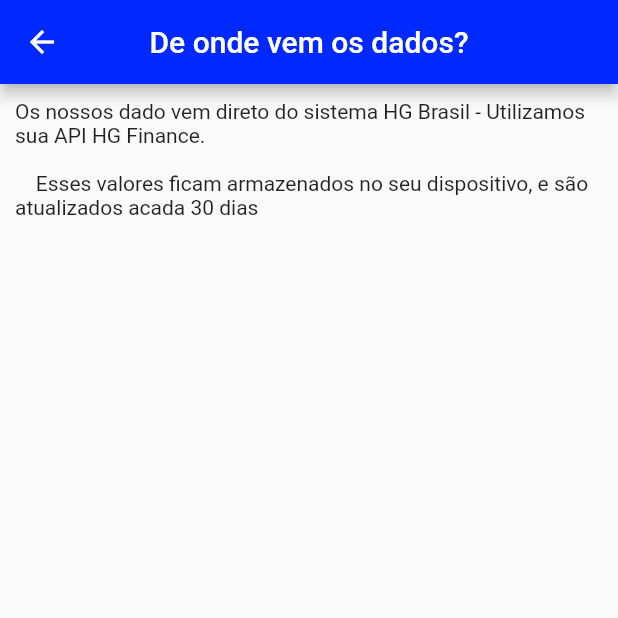
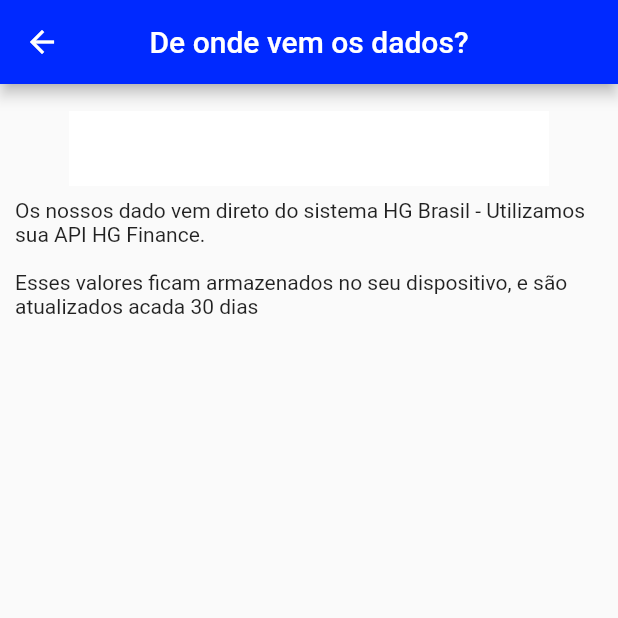
Before and after one commit to Althierfson/aVistaOuPrazo, a Flutter app: the OndeVemOsDados screen opened directly, on a phone screen of 412 x 824 dp, the top half of it. Run offline on Flutter 3.47's test engine with Material 2 defaults, Android fonts, the phone set to English and light mode, and no system bars; drawn by our look-alikes of google_mobile_ads; our stand-ins replace bloc, dartz, decimal, equatable, flutter_bloc, get_it and 2 more; missing offline and left inert: data_connection_checker_tv; accounts and stored records are empty; network calls fail.

Commit message:
admob configurado

```diff
--- a/lib/core/util/admob/banner_ad_admob.dart
+++ b/lib/core/util/admob/banner_ad_admob.dart
@@ -1,6 +1,4 @@
 import 'package:flutter/material.dart';
-import 'package:flutter/src/widgets/framework.dart';
-import 'package:flutter/src/widgets/placeholder.dart';
 import 'package:google_mobile_ads/google_mobile_ads.dart';
 
 class BannerAdAdMob extends StatefulWidget {
@@ -28,11 +26,15 @@ class _BannerAdAdMobState extends State<BannerAdAdMob> {
 
   @override
   Widget build(BuildContext context) {
-    return Container(
-      alignment: Alignment.center,
-      width: bannerAd.size.width.toDouble(),
-      height: bannerAd.size.height.toDouble(),
-      child: adWidget,
+    return Padding(
+      padding: const EdgeInsets.all(8.0),
+      child: Container(
+        color: Colors.white,
+        alignment: Alignment.center,
+        width: bannerAd.size.width.toDouble(),
+        height: bannerAd.size.height.toDouble(),
+        child: adWidget,
+      ),
     );
   }
 }
--- a/lib/features/vistaOuPrazo/presentation/pages/onde_vem_os_dados.dart
+++ b/lib/features/vistaOuPrazo/presentation/pages/onde_vem_os_dados.dart
@@ -1,3 +1,4 @@
+import 'package:avistaouaprazo/core/util/admob/banner_ad_admob.dart';
 import 'package:flutter/material.dart';
 
 class OndeVemOsDados extends StatefulWidget {
@@ -17,7 +18,12 @@ class _OndeVemOsDadosState extends State<OndeVemOsDados> {
       ),
       body: Container(
         padding: const EdgeInsets.all(10),
-        child: Text(texto),
+        child: Column(
+          children: [
+            const BannerAdAdMob(),
+            Text(texto),
+          ],
+        ),
       ),
     );
   }
@@ -26,4 +32,4 @@ class _OndeVemOsDadosState extends State<OndeVemOsDados> {
 String texto =
     """Os nossos dado vem direto do sistema HG Brasil - Utilizamos sua API HG Finance.
 
-    Esses valores ficam armazenados no seu dispositivo, e são atualizados acada 30 dias""";
+Esses valores ficam armazenados no seu dispositivo, e são atualizados acada 30 dias""";
```
Also changed, not shown: lib/core/util/admob/interstitial_ad_admob.dart (added, +15 -0 lines), lib/features/vistaOuPrazo/presentation/pages/como_e_feito_o_calculo_page.dart (+7 -1 lines), lib/features/vistaOuPrazo/presentation/pages/detalhes_page.dart (+13 -0 lines), lib/features/vistaOuPrazo/presentation/pages/vista_ou_prazo_page.dart (+4 -4 lines), 1 other file.
